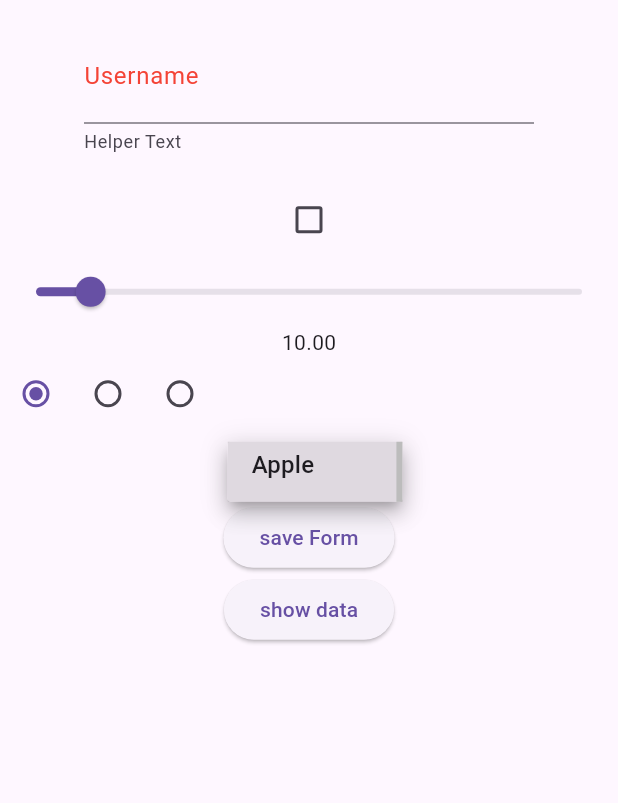
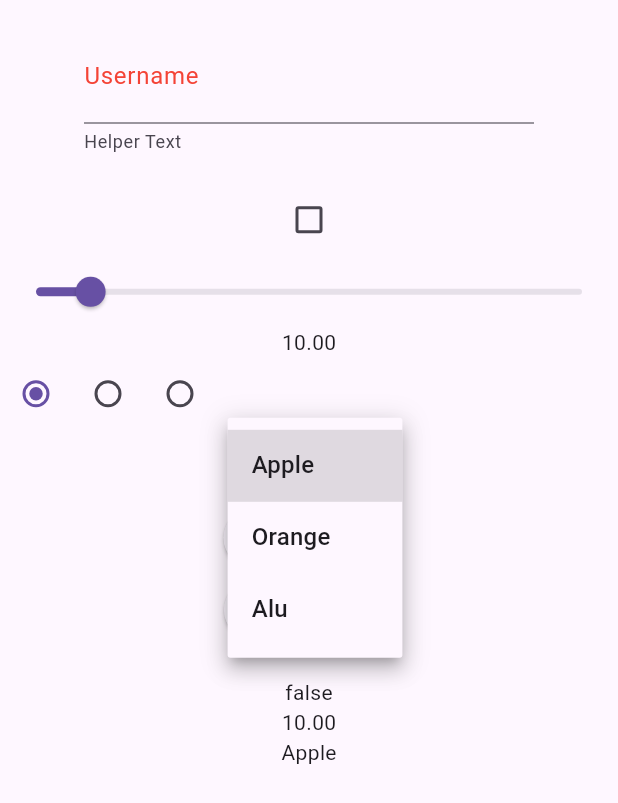
Before and after one commit to GosuCode/flutter_app, a Flutter app: the InputWidget screen opened directly, after a tap on "Apple", on a phone screen of 412 x 824 dp. Shown: the top 803 px of the screen. Run offline on Flutter 3.47's test engine with Material 3 defaults, Android fonts, the phone set to English and light mode, and no system bars; our stand-ins replace font_awesome_flutter, shared_preferences; accounts and stored records are empty.

```diff
--- a/lib/input_widgets.dart
+++ b/lib/input_widgets.dart
@@ -47,12 +47,12 @@ class _InputWidgetState extends State<InputWidget> {
                 // obscureText: true,
                 // obscuringCharacter: "#",
                 decoration: InputDecoration(
-                    labelText: "Username",
-                    labelStyle: TextStyle(color: Colors.red),
-                    hintText: "Enter your name",
-                    helperText: "Helper Text",
-                    suffix: Icon(Icons.person),
-                    prefix: Icon(Icons.help)),
+                  labelText: "Username",
+                  labelStyle: TextStyle(color: Colors.red),
+                  hintText: "Enter your name",
+                  helperText: "Helper Text",
+                  suffix: Icon(Icons.person),
+                ),
               ),
             ),
           ),
@@ -103,7 +103,7 @@ class _InputWidgetState extends State<InputWidget> {
             ],
           ),
           DropdownButton(
-              menuMaxHeight: 40,
+              menuMaxHeight: 400,
               value: selectedFruits,
               items: fruits
                   .map((e) => DropdownMenuItem(
@@ -135,6 +135,10 @@ class _InputWidgetState extends State<InputWidget> {
                 print(sharedPreferences.getString("userName"));
               },
               child: Text("show data")),
+          Text(userNameController.text),
+          Text(checkboxState.toString()),
+          Text(sliderValue.toStringAsFixed(2)),
+          Text(selectedFruits.toString()),
         ],
       ),
     );
--- a/lib/main.dart
+++ b/lib/main.dart
@@ -1,4 +1,5 @@
 import 'package:app/input_widgets.dart';
+import 'package:app/use_packages.dart';
 import 'package:flutter/material.dart';
 
 void main() {
@@ -17,7 +18,7 @@ class MyApp extends StatelessWidget {
       theme: ThemeData(
         primarySwatch: Colors.amber,
       ),
-      home: InputWidget(),
+      home: UsePackages(),
     );
   }
 }
--- a/pubspec.yaml
+++ b/pubspec.yaml
@@ -36,6 +36,8 @@ dependencies:
   # Use with the CupertinoIcons class for iOS style icons.
   cupertino_icons: ^1.0.2
   shared_preferences: ^2.2.2
+  url_launcher: ^6.2.2
+  font_awesome_flutter: ^10.6.0
 
 dev_dependencies:
   flutter_test:
```
Also changed, not shown: lib/use_packages.dart (added, +58 -0 lines), pubspec.lock, 5 other files.
